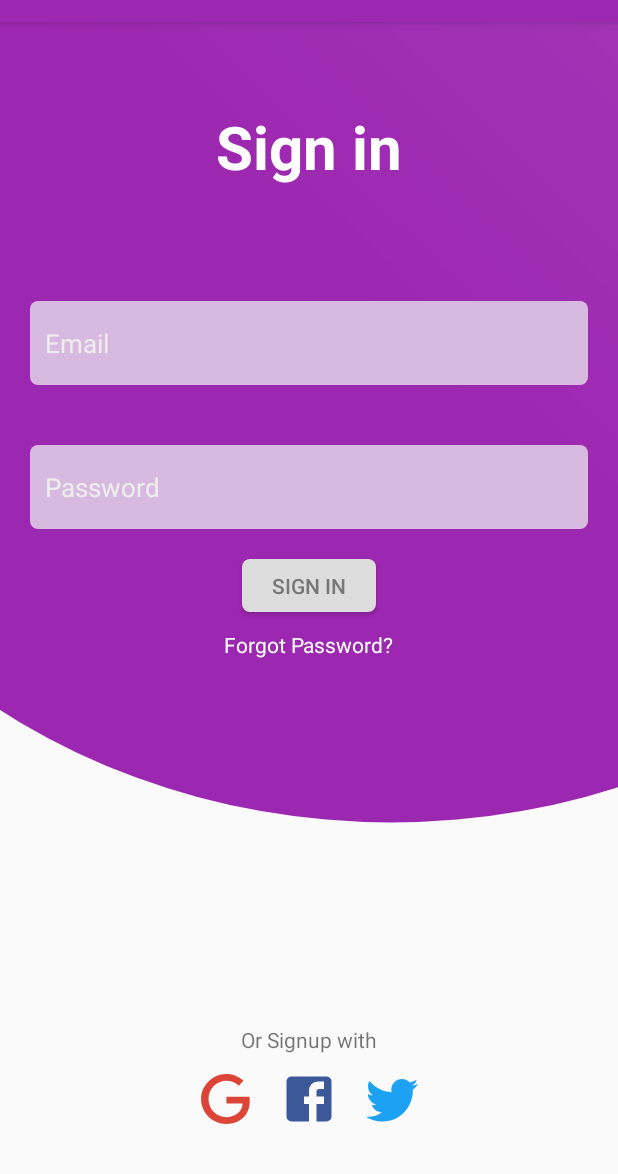
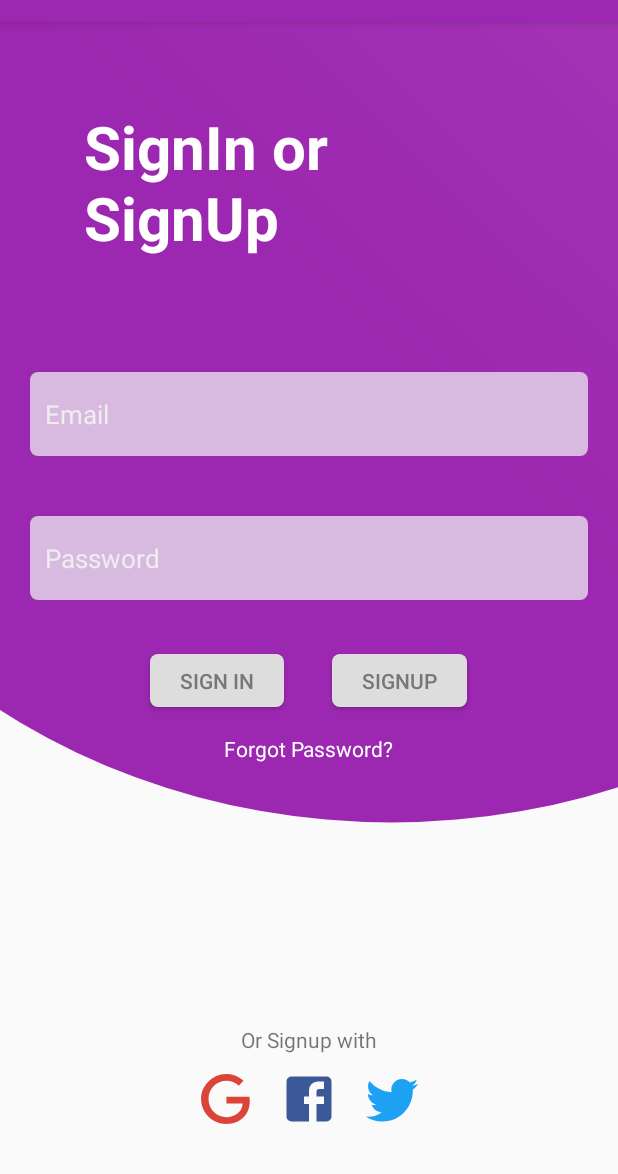
Before and after one commit to ranwang21/android_finance_record_app, an Android app: the screen it shows after launch (LoginActivity), after a tap on "SIGN IN", on a phone screen of 412 x 824 dp, the part 62-1236 px from its top. Run offline under Robolectric (Android 15) with nearby library versions, the phone set to English and light mode, and no system bars; libraries missing offline, so code that uses them is left out: com.facebook.login.

Commit message:
issue: cannot get userid, the login user id is alws 0

```diff
--- a/app/src/main/java/com/example/myfinancials/LoginActivity.java
+++ b/app/src/main/java/com/example/myfinancials/LoginActivity.java
@@ -16,12 +16,13 @@ import android.widget.Toast;
 import com.example.myfinancials.entities.User;
 import com.example.myfinancials.managers.UserManager;
 import com.example.myfinancials.services.ConnexionBd;
+import com.facebook.login.Login;
 
 
 public class LoginActivity extends AppCompatActivity {
 
     Context ctx;
-    Button btn_sign;
+    Button btn_signin, btn_signup;
     EditText edt_email, edt_password;
 
     @Override
@@ -35,17 +36,19 @@ public class LoginActivity extends AppCompatActivity {
             setContentView(R.layout.activity_login);
 
             // get the credentials by user
-            btn_sign = findViewById(R.id.btn_signIn);
+            btn_signin = findViewById(R.id.btn_signIn);
+            btn_signup = findViewById(R.id.btn_signUp);
             edt_email = findViewById(R.id.edt_email);
             edt_password = findViewById(R.id.edt_password);
             // click sign in
-            btn_sign.setOnClickListener(new View.OnClickListener() {
+            btn_signin.setOnClickListener(new View.OnClickListener() {
                 @Override
                 public void onClick(View v) {
-                    Boolean validUser = UserManager.checkUserLogin(ctx, edt_email.getText().toString(), edt_password.getText().toString());
-                    if (validUser) {
+                    User loginUser = UserManager.checkUserLogin(ctx, edt_email.getText().toString(), edt_password.getText().toString());
+                    if (loginUser != null) {
                         // if login success, open main activity
                         Intent i = new Intent(getApplicationContext(), MainActivity.class);
+                        i.putExtra("userId", loginUser.getId_user());
                         startActivity(i);
                     } else {
                         // if credentials are invalid or any field empty, prompt a toast
@@ -53,6 +56,16 @@ public class LoginActivity extends AppCompatActivity {
                     }
                 }
             });
+            btn_signup.setOnClickListener(new View.OnClickListener() {
+                @Override
+                public void onClick(View v) {
+                    String email = edt_email.getText().toString();
+                    String password = edt_password.getText().toString();
+                    User newUser = new User(email, password);
+                    UserManager.addOneUser(LoginActivity.this, newUser);
+                    Toast.makeText(getApplicationContext(), "User Created", Toast.LENGTH_SHORT).show();
+                }
+            });
         }
     }
 }
--- a/app/src/main/java/com/example/myfinancials/MainActivity.java
+++ b/app/src/main/java/com/example/myfinancials/MainActivity.java
@@ -23,6 +23,10 @@ public class MainActivity extends AppCompatActivity {
         this.getWindow().setFlags(WindowManager.LayoutParams.FLAG_FULLSCREEN, WindowManager.LayoutParams.FLAG_FULLSCREEN);
         this.setContentView(R.layout.activity_main);
 
+        // get userId
+        intent = getIntent();
+        System.out.println(intent.getIntExtra("userId", -1));
+
         // plus button
         fabPlus = findViewById(R.id.fab_plus);
         fabPlus.setOnClickListener(new View.OnClickListener() {
--- a/app/src/main/java/com/example/myfinancials/helpers/BdMyFinancialHelper.java
+++ b/app/src/main/java/com/example/myfinancials/helpers/BdMyFinancialHelper.java
@@ -14,6 +14,25 @@ public class BdMyFinancialHelper extends SQLiteOpenHelper {
     }
     @Override
     public void onCreate(SQLiteDatabase db) {
+        db.execSQL("CREATE TABLE \"category\" (\n" +
+                "\t\"id\"\tINTEGER NOT NULL PRIMARY KEY AUTOINCREMENT UNIQUE,\n" +
+                "\t\"name\"\tTEXT NOT NULL UNIQUE\n" +
+                ")");
+        db.execSQL("CREATE TABLE \"record\" (\n" +
+                "\t\"id\"\tINTEGER NOT NULL PRIMARY KEY AUTOINCREMENT UNIQUE,\n" +
+                "\t\"amount\"\tREAL NOT NULL,\n" +
+                "\t\"description\"\tTEXT,\n" +
+                "\t\"id_user\"\tINTEGER NOT NULL,\n" +
+                "\t\"id_category\"\tINTEGER NOT NULL,\n" +
+                "\t\"date\"\tTEXT NOT NULL,\n" +
+                "\tFOREIGN KEY(\"id_user\") REFERENCES \"user\"(\"id\"),\n" +
+                "\tFOREIGN KEY(\"id_category\") REFERENCES \"category\"(\"id\")\n" +
+                ")");
+        db.execSQL("CREATE TABLE \"user\" (\n" +
+                "\t\"id\"\tINTEGER PRIMARY KEY AUTOINCREMENT UNIQUE,\n" +
+                "\t\"email\"\tTEXT NOT NULL UNIQUE,\n" +
+                "\t\"password\"\tTEXT NOT NULL\n" +
+                ")");
     }
     @Override
     public void onUpgrade(SQLiteDatabase db, int oldVersion, int newVersion) {
--- a/app/src/main/java/com/example/myfinancials/managers/UserManager.java
+++ b/app/src/main/java/com/example/myfinancials/managers/UserManager.java
@@ -1,5 +1,6 @@
 package com.example.myfinancials.managers;
 
+import android.content.ContentValues;
 import android.content.Context;
 import android.database.Cursor;
 import android.database.sqlite.SQLiteDatabase;
@@ -27,31 +28,22 @@ public class UserManager {
 //    public static Boolean checkUserLogin(Context ctx, String email, String password){
 //        return true;
 //    }
-    public static Boolean checkUserLogin(Context ctx, String email, String password) {
+    public static User checkUserLogin(Context ctx, String email, String password) {
         SQLiteDatabase bd = ConnexionBd.getBd(ctx);
-        Boolean trouve = false;
         ArrayList<User> users = getAllUsers(ctx);
         for (User user : users) {
             if (email.equals(user.getEmail()) && password.equals(user.getPassword())) {
-                trouve = true;
+                return user;
             }
         }
-        return trouve;
+        return null;
     }
-//    public boolean checkLogin(String username, String password) {
-//        SQLiteDatabase db = md.getWritableDatabase();
-//
-//        String s;
-//        Cursor c = db.rawQuery("SELECT * FROM MyTable WHERE " + username + " =? AND" + password + " =?", null);
-//
-//        if(c.getCount() <= 0) {
-//            c.close();
-//            db.close();
-//            return false;
-//        } else {
-//            c.close();
-//            db.close();
-//            return true;
-//        }
-//    }
+
+    public static void addOneUser(Context ctx, User user){
+        SQLiteDatabase bd = ConnexionBd.getBd(ctx);
+        ContentValues values = new ContentValues();
+        values.put("email", user.getEmail());
+        values.put("password", user.getPassword());
+        bd.insert("user", null, values);
+    }
 }
--- a/app/src/main/res/layout/activity_login.xml
+++ b/app/src/main/res/layout/activity_login.xml
@@ -35,7 +35,7 @@
             android:layout_width="wrap_content"
             android:layout_height="wrap_content"
             android:layout_margin="?actionBarSize"
-            android:text="@string/signin"
+            android:text="@string/signinorup"
             android:textColor="#fff"
             android:textSize="40sp"
             android:textStyle="bold" />
@@ -67,8 +67,14 @@
             android:textColorHint="#eee"
             android:textSize="17sp" />
 
+        <LinearLayout
+            android:layout_width="wrap_content"
+            android:layout_height="wrap_content"
+            android:orientation="horizontal">
+
             <Button
                 android:id="@+id/btn_signIn"
+                android:layout_margin="@dimen/fab_margin"
                 android:layout_width="wrap_content"
                 android:layout_height="35dp"
                 android:background="@drawable/rounded_corner_button"
@@ -77,10 +83,22 @@
                 android:text="@string/signin"
                 android:textColor="#777" />
 
+            <Button
+                android:id="@+id/btn_signUp"
+                android:layout_width="wrap_content"
+                android:layout_height="35dp"
+                android:background="@drawable/rounded_corner_button"
+                android:paddingLeft="20dp"
+                android:layout_margin="@dimen/fab_margin"
+                android:paddingRight="20dp"
+                android:text="@string/signup"
+                android:textColor="#777" />
+        </LinearLayout>
+
         <TextView
             android:layout_width="wrap_content"
             android:layout_height="wrap_content"
-            android:layout_marginTop="12dp"
+            android:layout_marginTop="2dp"
             android:text="@string/forgotPassword"
             android:textColor="#fff" />
     </LinearLayout>
--- a/app/src/main/res/values/strings.xml
+++ b/app/src/main/res/values/strings.xml
@@ -27,6 +27,8 @@
 
     <!--    chart-->
     <string name="month_prompt">Select a Month</string>
+    <string name="signup">SignUp</string>
+    <string name="signinorup">SignIn or SignUp</string>
     <string-array name="month_arrays">
         <item>Select a Month</item>
         <item>Jan</item>
```
Lines whose indentation alone changed are shown as unchanged.
